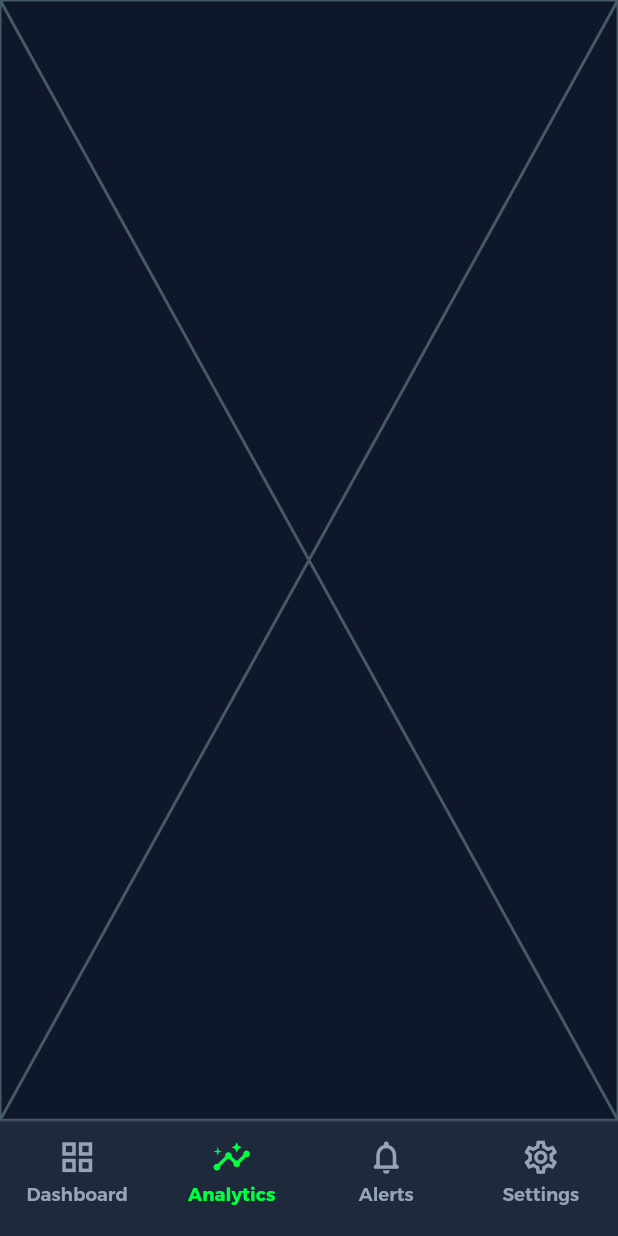
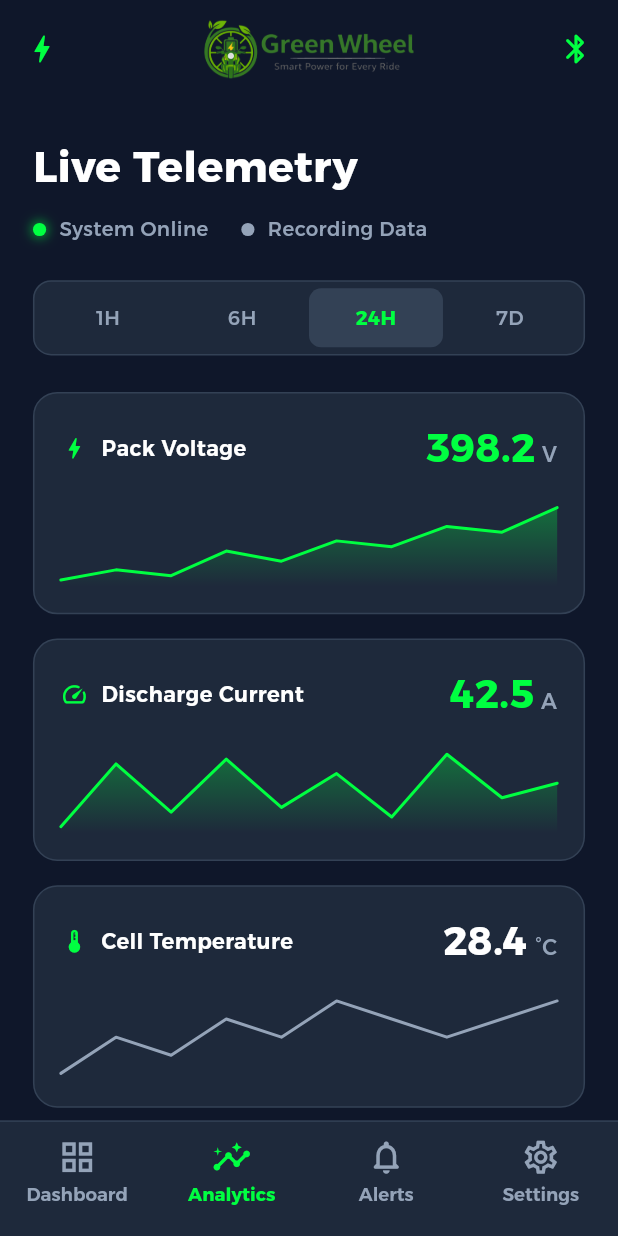
Before and after one commit to AkramMousa458/green_wheel, a Flutter app: the screen it shows after launch, item 2 of the bottom bar chosen, on a phone screen of 412 x 824 dp. Run offline on Flutter 3.47's test engine with Material 3 defaults, Android fonts, the phone set to English and light mode, and no system bars; our stand-ins replace dio, flutter_animate, flutter_bloc, flutter_screenutil, flutter_translate, get_it and 3 more.

Commit message:
handle the analytics screen

```diff
--- /dev/null
+++ b/lib/features/analytics/data/analytics_telemetry_data.dart
@@ -0,0 +1,33 @@
+import 'package:flutter/material.dart';
+import 'package:green_wheel/features/analytics/data/models/telemetry_metric_model.dart';
+
+/// Mock telemetry values and chart samples.
+/// Edit this file when wiring real API data.
+class AnalyticsTelemetryData {
+  AnalyticsTelemetryData._();
+
+  static const List<TelemetryMetricModel> metrics = [
+    TelemetryMetricModel(
+      titleKey: 'pack_voltage',
+      value: '398.2',
+      unit: 'V',
+      icon: Icons.bolt_rounded,
+      chartData: [0.35, 0.42, 0.38, 0.55, 0.48, 0.62, 0.58, 0.72, 0.68, 0.85],
+    ),
+    TelemetryMetricModel(
+      titleKey: 'discharge_current',
+      value: '42.5',
+      unit: 'A',
+      icon: Icons.speed_rounded,
+      chartData: [0.2, 0.85, 0.35, 0.9, 0.4, 0.75, 0.3, 0.95, 0.5, 0.65],
+    ),
+    TelemetryMetricModel(
+      titleKey: 'cell_temperature',
+      value: '28.4',
+      unit: '°C',
+      icon: Icons.thermostat_rounded,
+      chartData: [0.52, 0.54, 0.53, 0.55, 0.54, 0.56, 0.55, 0.54, 0.55, 0.56],
+      highlightValue: false,
+    ),
+  ];
+}
--- /dev/null
+++ b/lib/features/analytics/data/models/analytics_time_range.dart
@@ -0,0 +1,11 @@
+/// Time window options for the analytics charts.
+enum AnalyticsTimeRange {
+  oneHour('time_range_1h'),
+  sixHours('time_range_6h'),
+  twentyFourHours('time_range_24h'),
+  sevenDays('time_range_7d');
+
+  const AnalyticsTimeRange(this.labelKey);
+
+  final String labelKey;
+}
--- /dev/null
+++ b/lib/features/analytics/data/models/telemetry_metric_model.dart
@@ -0,0 +1,20 @@
+import 'package:flutter/material.dart';
+
+/// Describes one telemetry card on the analytics screen.
+class TelemetryMetricModel {
+  final String titleKey;
+  final String value;
+  final String unit;
+  final IconData icon;
+  final List<double> chartData;
+  final bool highlightValue;
+
+  const TelemetryMetricModel({
+    required this.titleKey,
+    required this.value,
+    required this.unit,
+    required this.icon,
+    required this.chartData,
+    this.highlightValue = true,
+  });
+}
--- /dev/null
+++ b/lib/features/analytics/presentation/screens/analytics_screen.dart
@@ -0,0 +1,31 @@
+import 'package:flutter/material.dart';
+import 'package:flutter_screenutil/flutter_screenutil.dart';
+import 'package:green_wheel/core/utils/app_colors.dart';
+import 'package:green_wheel/core/utils/theme_utils.dart';
+import 'package:green_wheel/core/widgets/custom_app_bar.dart';
+import 'package:green_wheel/features/analytics/presentation/widgets/analytics_screen_body.dart';
+
+class AnalyticsScreen extends StatelessWidget {
+  const AnalyticsScreen({super.key});
+  static const String routeName = '/analytics-screen';
+
+  @override
+  Widget build(BuildContext context) {
+    final isDark = ThemeUtils.isDark(context);
+
+    return Scaffold(
+      appBar: PreferredSize(
+        preferredSize: Size.fromHeight(65.h),
+        child: CustomAppBar(isDark: isDark),
+      ),
+      body: SafeArea(
+        child: RefreshIndicator(
+          color: AppColors.primary,
+          backgroundColor: isDark ? AppColors.darkCard : AppColors.white,
+          onRefresh: () async {},
+          child: const AnalyticsScreenBody(),
+        ),
+      ),
+    );
+  }
+}
--- /dev/null
+++ b/lib/features/analytics/presentation/widgets/analytics_screen_body.dart
@@ -0,0 +1,59 @@
+import 'package:flutter/material.dart';
+import 'package:flutter_screenutil/flutter_screenutil.dart';
+import 'package:flutter_translate/flutter_translate.dart';
+import 'package:green_wheel/core/utils/app_colors.dart';
+import 'package:green_wheel/core/utils/theme_utils.dart';
+import 'package:green_wheel/features/analytics/data/analytics_telemetry_data.dart';
+import 'package:green_wheel/features/analytics/data/models/analytics_time_range.dart';
+import 'package:green_wheel/features/analytics/presentation/widgets/analytics_status_row.dart';
+import 'package:green_wheel/features/analytics/presentation/widgets/telemetry_metric_card.dart';
+import 'package:green_wheel/features/analytics/presentation/widgets/time_range_selector.dart';
+
+class AnalyticsScreenBody extends StatefulWidget {
+  const AnalyticsScreenBody({super.key});
+
+  @override
+  State<AnalyticsScreenBody> createState() => _AnalyticsScreenBodyState();
+}
+
+class _AnalyticsScreenBodyState extends State<AnalyticsScreenBody> {
+  AnalyticsTimeRange _selectedRange = AnalyticsTimeRange.twentyFourHours;
+
+  @override
+  Widget build(BuildContext context) {
+    final isDark = ThemeUtils.isDark(context);
+
+    return SingleChildScrollView(
+      physics: const BouncingScrollPhysics(),
+      padding: EdgeInsets.symmetric(horizontal: 20.w, vertical: 24.h),
+      child: Column(
+        crossAxisAlignment: CrossAxisAlignment.start,
+        children: [
+          Text(
+            translate('live_telemetry'),
+            style: TextStyle(
+              color: isDark ? AppColors.white : AppColors.lightTextPrimary,
+              fontSize: 28.sp,
+              fontWeight: FontWeight.bold,
+            ),
+          ),
+          SizedBox(height: 12.h),
+          const AnalyticsStatusRow(),
+          SizedBox(height: 24.h),
+          TimeRangeSelector(
+            selected: _selectedRange,
+            onChanged: (range) => setState(() => _selectedRange = range),
+          ),
+          SizedBox(height: 24.h),
+          ...AnalyticsTelemetryData.metrics.map(
+            (metric) => Padding(
+              padding: EdgeInsets.only(bottom: 16.h),
+              child: TelemetryMetricCard(metric: metric),
+            ),
+          ),
+          SizedBox(height: 8.h),
+        ],
+      ),
+    );
+  }
+}
--- /dev/null
+++ b/lib/features/analytics/presentation/widgets/analytics_status_row.dart
@@ -0,0 +1,83 @@
+import 'package:flutter/material.dart';
+import 'package:flutter_screenutil/flutter_screenutil.dart';
+import 'package:flutter_translate/flutter_translate.dart';
+import 'package:green_wheel/core/utils/app_colors.dart';
+import 'package:green_wheel/core/utils/theme_utils.dart';
+
+class AnalyticsStatusRow extends StatelessWidget {
+  const AnalyticsStatusRow({super.key});
+
+  @override
+  Widget build(BuildContext context) {
+    final isDark = ThemeUtils.isDark(context);
+    final mutedColor =
+        isDark ? AppColors.darkTextSecondary : AppColors.lightTextSecondary;
+
+    return Wrap(
+      spacing: 20.w,
+      runSpacing: 8.h,
+      children: [
+        _StatusChip(
+          dotColor: AppColors.primary,
+          label: translate('system_online'),
+          textColor: mutedColor,
+          glowDot: true,
+        ),
+        _StatusChip(
+          dotColor: mutedColor,
+          label: translate('recording_data'),
+          textColor: mutedColor,
+        ),
+      ],
+    );
+  }
+}
+
+class _StatusChip extends StatelessWidget {
+  final Color dotColor;
+  final String label;
+  final Color textColor;
+  final bool glowDot;
+
+  const _StatusChip({
+    required this.dotColor,
+    required this.label,
+    required this.textColor,
+    this.glowDot = false,
+  });
+
+  @override
+  Widget build(BuildContext context) {
+    return Row(
+      mainAxisSize: MainAxisSize.min,
+      children: [
+        Container(
+          width: 8.w,
+          height: 8.w,
+          decoration: BoxDecoration(
+            shape: BoxShape.circle,
+            color: dotColor,
+            boxShadow: glowDot
+                ? [
+                    BoxShadow(
+                      color: dotColor.withValues(alpha: 0.6),
+                      blurRadius: 6,
+                      spreadRadius: 1,
+                    ),
+                  ]
+                : null,
+          ),
+        ),
+        SizedBox(width: 8.w),
+        Text(
+          label,
+          style: TextStyle(
+            color: textColor,
+            fontSize: 13.sp,
+            fontWeight: FontWeight.w500,
+          ),
+        ),
+      ],
+    );
+  }
+}
--- /dev/null
+++ b/lib/features/analytics/presentation/widgets/mini_line_chart.dart
@@ -0,0 +1,106 @@
+import 'package:flutter/material.dart';
+
+/// Compact sparkline with optional gradient fill beneath the line.
+class MiniLineChart extends StatelessWidget {
+  final List<double> data;
+  final Color lineColor;
+  final bool showGradient;
+
+  const MiniLineChart({
+    super.key,
+    required this.data,
+    required this.lineColor,
+    this.showGradient = true,
+  });
+
+  @override
+  Widget build(BuildContext context) {
+    if (data.length < 2) return const SizedBox.shrink();
+
+    return CustomPaint(
+      painter: _MiniLineChartPainter(
+        data: data,
+        lineColor: lineColor,
+        showGradient: showGradient,
+        isRtl: Directionality.of(context) == TextDirection.rtl,
+      ),
+      size: Size.infinite,
+    );
+  }
+}
+
+class _MiniLineChartPainter extends CustomPainter {
+  final List<double> data;
+  final Color lineColor;
+  final bool showGradient;
+  final bool isRtl;
+
+  _MiniLineChartPainter({
+    required this.data,
+    required this.lineColor,
+    required this.showGradient,
+    required this.isRtl,
+  });
+
+  @override
+  void paint(Canvas canvas, Size size) {
+    final points = _normalizedPoints(size);
+    if (points.length < 2) return;
+
+    final path = Path()..moveTo(points.first.dx, points.first.dy);
+    for (var i = 1; i < points.length; i++) {
+      path.lineTo(points[i].dx, points[i].dy);
+    }
+
+    if (showGradient) {
+      final fillPath = Path.from(path)
+        ..lineTo(points.last.dx, size.height)
+        ..lineTo(points.first.dx, size.height)
+        ..close();
+
+      final fillPaint = Paint()
+        ..shader = LinearGradient(
+          begin: Alignment.topCenter,
+          end: Alignment.bottomCenter,
+          colors: [
+            lineColor.withValues(alpha: 0.35),
+            lineColor.withValues(alpha: 0.0),
+          ],
+        ).createShader(Rect.fromLTWH(0, 0, size.width, size.height));
+
+      canvas.drawPath(fillPath, fillPaint);
+    }
+
+    final linePaint = Paint()
+      ..color = lineColor
+      ..style = PaintingStyle.stroke
+      ..strokeWidth = 2
+      ..strokeCap = StrokeCap.round
+      ..strokeJoin = StrokeJoin.round;
+
+    canvas.drawPath(path, linePaint);
+  }
+
+  List<Offset> _normalizedPoints(Size size) {
+    final minY = data.reduce((a, b) => a < b ? a : b);
+    final maxY = data.reduce((a, b) => a > b ? a : b);
+    final range = (maxY - minY).clamp(0.01, double.infinity);
+    final stepX = size.width / (data.length - 1);
+
+    return List.generate(data.length, (index) {
+      final logicalIndex = isRtl ? data.length - 1 - index : index;
+      final x = logicalIndex * stepX;
+      final normalized = (data[index] - minY) / range;
+      final y = size.height - (normalized * size.height * 0.85) - size.height * 0.075;
+      return Offset(x, y);
+    });
+  }
+
+  @override
+  bool shouldRepaint(covariant _MiniLineChartPainter oldDelegate) {
+    return oldDelegate.data != data ||
+        oldDelegate.lineColor != lineColor ||
+        oldDelegate.showGradient != showGradient ||
+        oldDelegate.isRtl != isRtl;
+  }
+}
--- /dev/null
+++ b/lib/features/analytics/presentation/widgets/telemetry_metric_card.dart
@@ -0,0 +1,93 @@
+import 'package:flutter/material.dart';
+import 'package:flutter_screenutil/flutter_screenutil.dart';
+import 'package:flutter_translate/flutter_translate.dart';
+import 'package:green_wheel/core/utils/app_colors.dart';
+import 'package:green_wheel/core/utils/theme_utils.dart';
+import 'package:green_wheel/features/analytics/data/models/telemetry_metric_model.dart';
+import 'package:green_wheel/features/analytics/presentation/widgets/mini_line_chart.dart';
+
+class TelemetryMetricCard extends StatelessWidget {
+  final TelemetryMetricModel metric;
+
+  const TelemetryMetricCard({super.key, required this.metric});
+
+  @override
+  Widget build(BuildContext context) {
+    final isDark = ThemeUtils.isDark(context);
+    final titleColor =
+        isDark ? AppColors.darkTextPrimary : AppColors.lightTextPrimary;
+    final mutedColor =
+        isDark ? AppColors.darkTextSecondary : AppColors.lightTextSecondary;
+    final valueColor = metric.highlightValue
+        ? AppColors.primary
+        : (isDark ? AppColors.white : AppColors.lightTextPrimary);
+    final chartColor = metric.highlightValue
+        ? AppColors.primary
+        : (isDark ? AppColors.darkTextSecondary : AppColors.lightTextSecondary);
+
+    return Container(
+      padding: EdgeInsets.all(16.w),
+      decoration: BoxDecoration(
+        color: isDark ? AppColors.darkCard : AppColors.lightCard,
+        borderRadius: BorderRadius.circular(16.r),
+        border: Border.all(
+          color: isDark ? AppColors.darkInputFill : AppColors.lightBorder,
+        ),
+      ),
+      child: Column(
+        crossAxisAlignment: CrossAxisAlignment.start,
+        children: [
+          Row(
+            children: [
+              Icon(metric.icon, color: AppColors.primary, size: 18.sp),
+              SizedBox(width: 8.w),
+              Expanded(
+                child: Text(
+                  translate(metric.titleKey),
+                  style: TextStyle(
+                    color: titleColor,
+                    fontSize: 14.sp,
+                    fontWeight: FontWeight.w600,
+                  ),
+                ),
+              ),
+              Row(
+                crossAxisAlignment: CrossAxisAlignment.baseline,
+                textBaseline: TextBaseline.alphabetic,
+                children: [
+                  Text(
+                    metric.value,
+                    style: TextStyle(
+                      color: valueColor,
+                      fontSize: 26.sp,
+                      fontWeight: FontWeight.bold,
+                    ),
+                  ),
+                  SizedBox(width: 4.w),
+                  Text(
+                    metric.unit,
+                    style: TextStyle(
+                      color: mutedColor,
+                      fontSize: 14.sp,
+                      fontWeight: FontWeight.w500,
+                    ),
+                  ),
+                ],
+              ),
+            ],
+          ),
+          SizedBox(height: 16.h),
+          SizedBox(
+            height: 56.h,
+            width: double.infinity,
+            child: MiniLineChart(
+              data: metric.chartData,
+              lineColor: chartColor,
+              showGradient: metric.highlightValue,
+            ),
+          ),
+        ],
+      ),
+    );
+  }
+}
--- /dev/null
+++ b/lib/features/analytics/presentation/widgets/time_range_selector.dart
@@ -0,0 +1,70 @@
+import 'package:flutter/material.dart';
+import 'package:flutter_screenutil/flutter_screenutil.dart';
+import 'package:flutter_translate/flutter_translate.dart';
+import 'package:green_wheel/core/utils/app_colors.dart';
+import 'package:green_wheel/core/utils/theme_utils.dart';
+import 'package:green_wheel/features/analytics/data/models/analytics_time_range.dart';
+
+class TimeRangeSelector extends StatelessWidget {
+  final AnalyticsTimeRange selected;
+  final ValueChanged<AnalyticsTimeRange> onChanged;
+
+  const TimeRangeSelector({
+    super.key,
+    required this.selected,
+    required this.onChanged,
+  });
+
+  @override
+  Widget build(BuildContext context) {
+    final isDark = ThemeUtils.isDark(context);
+
+    return Container(
+      padding: EdgeInsets.all(4.w),
+      decoration: BoxDecoration(
+        color: isDark ? AppColors.darkCard : AppColors.lightInputFill,
+        borderRadius: BorderRadius.circular(12.r),
+        border: Border.all(
+          color: isDark ? AppColors.darkInputFill : AppColors.lightBorder,
+        ),
+      ),
+      child: Row(
+        children: AnalyticsTimeRange.values.map((range) {
+          final isSelected = range == selected;
+          return Expanded(
+            child: GestureDetector(
+              onTap: () => onChanged(range),
+              behavior: HitTestBehavior.opaque,
+              child: AnimatedContainer(
+                duration: const Duration(milliseconds: 200),
+                padding: EdgeInsets.symmetric(vertical: 10.h),
+                decoration: BoxDecoration(
+                  color: isSelected
+                      ? (isDark
+                          ? AppColors.darkInputFill
+                          : AppColors.white)
+                      : Colors.transparent,
+                  borderRadius: BorderRadius.circular(8.r),
+                ),
+                alignment: Alignment.center,
+                child: Text(
+                  translate(range.labelKey),
+                  style: TextStyle(
+                    color: isSelected
+                        ? AppColors.primary
+                        : (isDark
+                            ? AppColors.darkTextSecondary
+                            : AppColors.lightTextSecondary),
+                    fontSize: 13.sp,
+                    fontWeight:
+                        isSelected ? FontWeight.w700 : FontWeight.w500,
+                  ),
+                ),
+              ),
+            ),
+          );
+        }).toList(),
+      ),
+    );
+  }
+}
--- a/lib/features/base/presentation/screens/base_screen.dart
+++ b/lib/features/base/presentation/screens/base_screen.dart
@@ -1,5 +1,6 @@
 import 'package:flutter/material.dart';
 import 'package:green_wheel/features/base/presentation/widgets/custom_bottom_nav_bar.dart';
+import 'package:green_wheel/features/analytics/presentation/screens/analytics_screen.dart';
 import 'package:green_wheel/features/home/presentation/screens/home_screen.dart';
 import 'package:green_wheel/features/alerts/presentation/screens/alerts_screen.dart';
 import 'package:green_wheel/features/settings/presentation/screens/settings_screen.dart';
@@ -24,7 +25,7 @@ class _BaseScreenState extends State<BaseScreen> {
 
   final List<Widget> _screens = [
     const HomeScreen(),
-    const Placeholder(),
+    const AnalyticsScreen(),
     const AlertsScreen(),
     const SettingsScreen(),
   ];
```
Also changed, not shown: assets/i18n/ar.json (+11 -1 lines), assets/i18n/en.json (+11 -1 lines).
